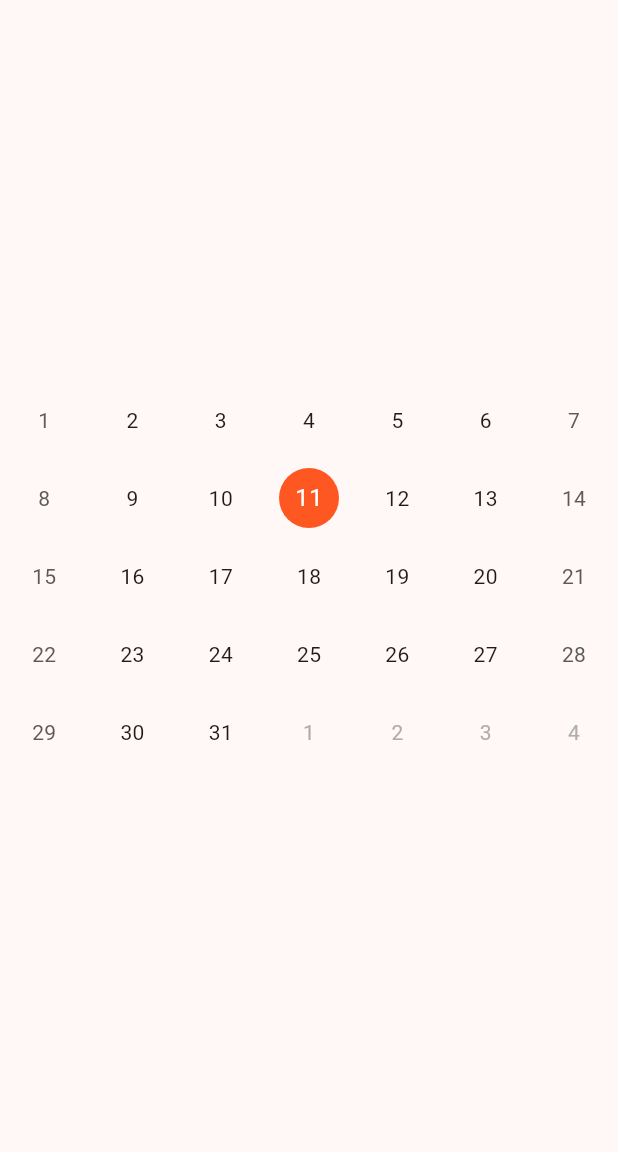
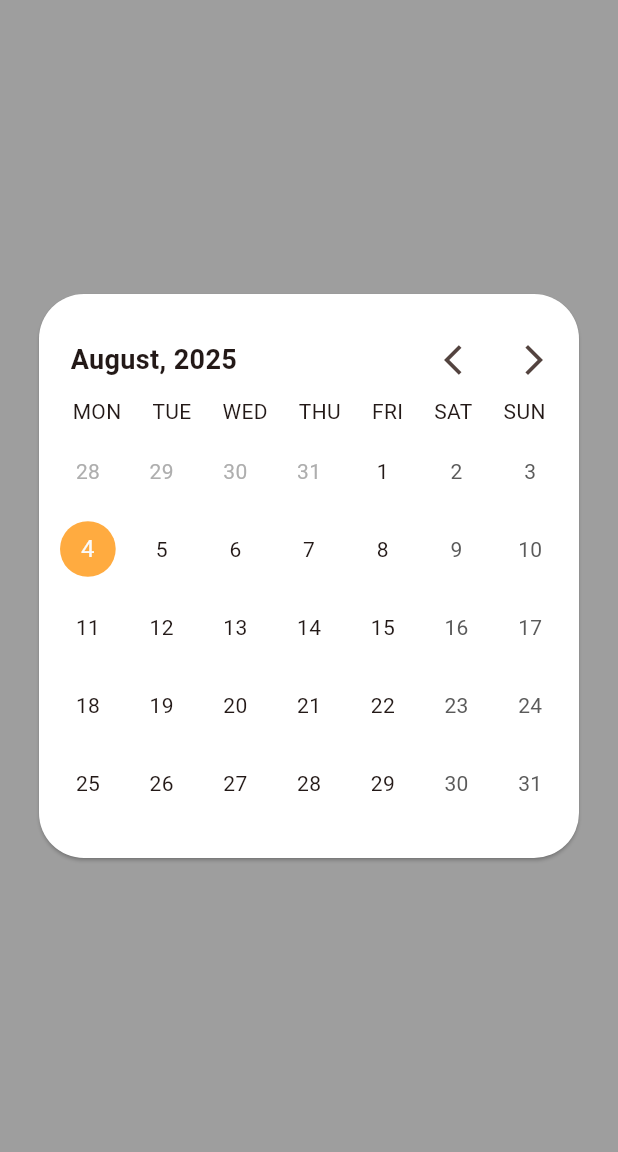
Before and after one commit to AritraRock/flutter-calender-app, a Flutter app: the screen it shows after launch, on a phone screen of 412 x 824 dp, the part 84-1236 px from its top. Run offline on Flutter 3.47's test engine with Material 3 defaults, Android fonts, the phone set to English and light mode, and no system bars; drawn by our look-alikes of table_calendar.

Commit message:
add year, button and weekday rows

```diff
--- a/lib/main.dart
+++ b/lib/main.dart
@@ -1,5 +1,6 @@
 import 'package:flutter/material.dart';
 import 'package:table_calendar/table_calendar.dart';
+import 'package:intl/intl.dart';
 
 void main() {
   runApp(const MyApp());
@@ -37,7 +38,7 @@ class _MyHomePageState extends State<MyHomePage> {
   final DateTime endDate = DateTime(2025, 12, 31);
 
   //focused Day selected according to the static UI Image
-  DateTime focusedDay = DateTime(2023, 1, 11);
+  DateTime focusedDay = DateTime.now();
   DateTime? _selectedDay;
 
   @override
@@ -48,8 +49,97 @@ class _MyHomePageState extends State<MyHomePage> {
 
         title: Text(widget.title),
       ),
-      body: Center(
-        child: TableCalendar(
+      body: Container(
+        color: Colors.grey,
+        child: Center(
+          child: SizedBox(
+            width: 400,
+            child: Card(
+              margin: EdgeInsets.all(20),
+              shape: RoundedRectangleBorder(
+                borderRadius: BorderRadius.circular(30),
+              ),
+              color: Colors.white,
+              child: Padding(
+                padding: EdgeInsets.symmetric(
+                  horizontal: 4.0, // X direction
+                  vertical: 20.0, // Y direction
+                ),
+                child: Column(
+                  mainAxisSize: MainAxisSize.min,
+                  children: [
+                    Row(
+                      children: [
+                        Padding(
+                          padding: const EdgeInsets.only(left: 17.0),
+                          child: Text(
+                            '${DateFormat.MMMM().format(focusedDay)}, ${focusedDay.year}',
+                            style: const TextStyle(
+                              fontSize: 18,
+                              fontWeight: FontWeight.bold,
+                            ),
+                          ),
+                        ),
+                        const Spacer(),
+                        Padding(
+                          padding: const EdgeInsets.only(left: 15.0),
+                          child: IconButton(
+                            icon: const Icon(Icons.arrow_back_ios),
+                            onPressed: () {
+                              final previousMonth = DateTime(
+                                focusedDay.year,
+                                focusedDay.month - 1,
+                              );
+                              if (!previousMonth.isBefore(startDate)) {
+                                setState(() {
+                                  focusedDay = previousMonth;
+                                  _selectedDay=focusedDay;
+                                });
+                              }
+                            },
+                          ),
+                        ),
+
+                        Padding(
+                          padding: const EdgeInsets.only(right: 2.0),
+                          child: IconButton(
+                            icon: const Icon(Icons.arrow_forward_ios),
+                            onPressed: () {
+                              final nextMonth = DateTime(
+                                focusedDay.year,
+                                focusedDay.month + 1,
+                              );
+                              if (!nextMonth.isAfter(endDate)) {
+                                setState(() {
+                                  focusedDay = nextMonth;
+                                  _selectedDay=focusedDay;
+                                });
+                              }
+                            },
+                          ),
+                        ),
+                      ],
+                    ),
+
+                    Padding(
+                      padding: const EdgeInsets.symmetric(horizontal: 8),
+                      child: Row(
+                        mainAxisAlignment: MainAxisAlignment.spaceAround,
+                        children: [
+                          Text('MON'),
+                          Text('TUE'),
+                          Text('WED'),
+                          Text('THU'),
+                          Text('FRI'),
+                          Text('SAT'),
+                          Text('SUN'),
+                        ],
+                      ),
+                    ),
+                    // ),
+                    Padding(
+                      padding: EdgeInsets.all(4),
+                    child:TableCalendar(
                       focusedDay: focusedDay,
                       firstDay: startDate,
                       lastDay: endDate,
@@ -72,26 +162,52 @@ class _MyHomePageState extends State<MyHomePage> {
                       ),
                       headerVisible: false,
                       daysOfWeekVisible: false,
+                      startingDayOfWeek: StartingDayOfWeek.monday,
                       availableGestures: AvailableGestures.horizontalSwipe,
                       calendarBuilders: CalendarBuilders(
+                        // dowBuilder: (context, day) {
+                        //   final days = ['SUN', 'MON', 'TUE', 'WED', 'THU', 'FRI', 'SAT'];
+                        //   final weekday = day.weekday % 7;
+                        //   return Center(
+                        //     child: Text(
+                        //       days[weekday],
+                        //       style: const TextStyle(
+                        //         fontWeight: FontWeight.bold,
+                        //         color: Colors.grey,
+                        //       ),
+                        //     ),
+                        //   );
+                        // },
+
+                        //to color first time rendering
                         defaultBuilder: (context, day, _) {
-              if (isSameDay(day, focusedDay) &&
-                  !isSameDay(day, _selectedDay)) {
-                return Container(
-                  margin: const EdgeInsets.all(6),
-                  decoration: BoxDecoration(
-                    color: Colors.deepOrange,
-                    shape: BoxShape.circle,
-                  ),
-                  alignment: Alignment.center,
-                  child: Text(
-                    '${day.day}',
-                    style: const TextStyle(color: Colors.white,fontSize: 16),
-                  ),
-                );
-              }
+                          // if (isSameDay(day, focusedDay) &&
+                          //     !isSameDay(day, _selectedDay)) {
+                          //   return Container(
+                          //     margin: const EdgeInsets.all(6),
+                          //     decoration: BoxDecoration(
+                          //       color: Colors.deepOrange,
+                          //       shape: BoxShape.circle,
+                          //     ),
+                          //     alignment: Alignment.center,
+                          //     child: Text(
+                          //       '${day.day}',
+                          //       style: const TextStyle(
+                          //         color: Colors.white,
+                          //         fontSize: 16,
+                          //       ),
+                          //     ),
+                          //   );
+                          // }
                           return null;
                         },
+                      ),
+                    ),
+                    ),
+                  ],
+                ),
+              ),
+            ),
           ),
         ),
       ), // This trailing comma makes auto-formatting nicer for build methods.
--- a/pubspec.yaml
+++ b/pubspec.yaml
@@ -39,6 +39,7 @@ dev_dependencies:
   flutter_test:
     sdk: flutter
   table_calendar: ^3.2.0
+  intl: ^0.20.2
   # The "flutter_lints" package below contains a set of recommended lints to
   # encourage good coding practices. The lint set provided by the package is
   # activated in the `analysis_options.yaml` file located at the root of your
```
Also changed, not shown: pubspec.lock. Lines whose indentation alone changed are shown as unchanged.
